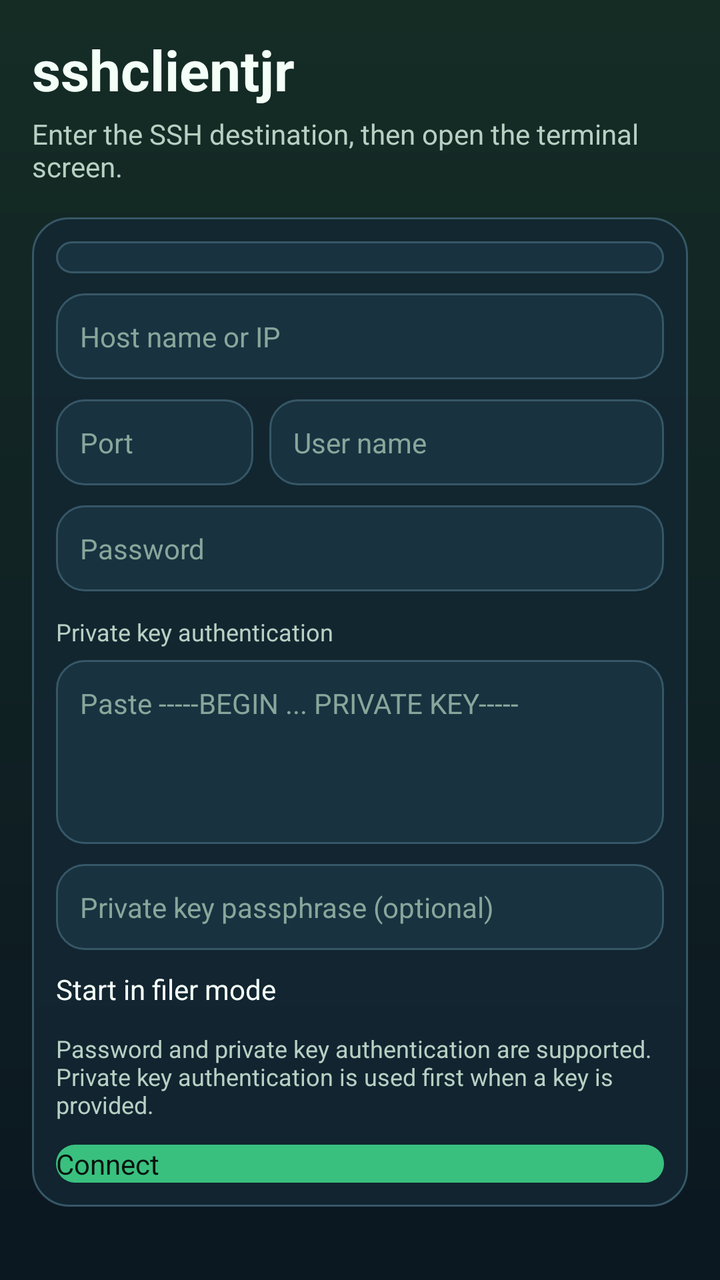
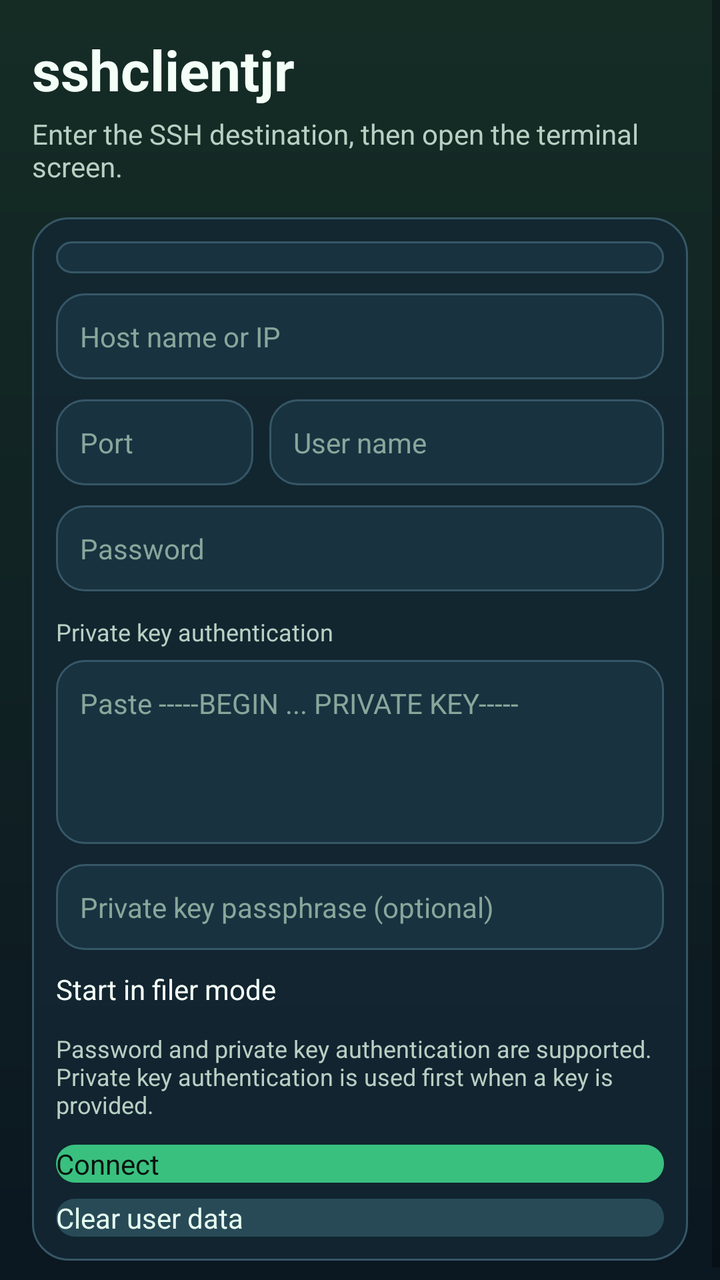

Screens rendered from an Android XML layout before and after an edit, with the pre-edit source and the edit as a unified diff.
<!-- AndroidManifest.xml: application theme Theme.SshClientJr -->
<!-- res/layout/activity_main.xml -->
<?xml version="1.0" encoding="utf-8"?>
<ScrollView xmlns:android="http://schemas.android.com/apk/res/android"
    android:id="@+id/mainRoot"
    android:layout_width="match_parent"
    android:layout_height="match_parent"
    android:background="@drawable/bg_screen"
    android:fillViewport="true"
    android:fitsSystemWindows="true">

    <LinearLayout
        android:layout_width="match_parent"
        android:layout_height="match_parent"
        android:orientation="vertical"
        android:padding="16dp">

        <TextView
            android:layout_width="match_parent"
            android:layout_height="wrap_content"
            android:text="@string/app_name"
            android:textColor="@color/text_primary"
            android:textSize="28sp"
            android:textStyle="bold" />

        <TextView
            android:layout_width="match_parent"
            android:layout_height="wrap_content"
            android:layout_marginTop="4dp"
            android:text="@string/login_subtitle"
            android:textColor="@color/text_muted"
            android:textSize="14sp" />

        <Space
            android:layout_width="match_parent"
            android:layout_height="16dp" />

        <LinearLayout
            android:layout_width="match_parent"
            android:layout_height="wrap_content"
            android:background="@drawable/panel_surface"
            android:orientation="vertical"
            android:padding="12dp">

            <Spinner
                android:id="@+id/historySpinner"
                android:layout_width="match_parent"
                android:layout_height="wrap_content"
                android:background="@drawable/field_surface"
                android:padding="8dp"
                android:spinnerMode="dropdown" />

            <EditText
                android:id="@+id/hostInput"
                android:layout_width="match_parent"
                android:layout_height="wrap_content"
                android:layout_marginTop="10dp"
                android:background="@drawable/field_surface"
                android:hint="@string/hint_host"
                android:imeOptions="flagNoExtractUi"
                android:inputType="textUri"
                android:padding="12dp"
                android:textColor="@color/text_primary"
                android:textColorHint="@color/text_hint" />

            <LinearLayout
                android:layout_width="match_parent"
                android:layout_height="wrap_content"
                android:layout_marginTop="10dp"
                android:orientation="horizontal">

                <EditText
                    android:id="@+id/portInput"
                    android:layout_width="0dp"
                    android:layout_height="wrap_content"
                    android:layout_marginEnd="8dp"
                    android:layout_weight="1"
                    android:background="@drawable/field_surface"
                    android:hint="@string/hint_port"
                    android:imeOptions="flagNoExtractUi"
                    android:inputType="number"
                    android:padding="12dp"
                    android:textColor="@color/text_primary"
                    android:textColorHint="@color/text_hint" />

                <EditText
                    android:id="@+id/usernameInput"
                    android:layout_width="0dp"
                    android:layout_height="wrap_content"
                    android:layout_weight="2"
                    android:background="@drawable/field_surface"
                    android:hint="@string/hint_username"
                    android:imeOptions="flagNoExtractUi"
                    android:inputType="textEmailAddress"
                    android:padding="12dp"
                    android:textColor="@color/text_primary"
                    android:textColorHint="@color/text_hint" />
            </LinearLayout>

            <EditText
                android:id="@+id/passwordInput"
                android:layout_width="match_parent"
                android:layout_height="wrap_content"
                android:layout_marginTop="10dp"
                android:background="@drawable/field_surface"
                android:hint="@string/hint_password"
                android:imeOptions="flagNoExtractUi"
                android:inputType="textPassword"
                android:padding="12dp"
                android:textColor="@color/text_primary"
                android:textColorHint="@color/text_hint" />

            <TextView
                android:layout_width="match_parent"
                android:layout_height="wrap_content"
                android:layout_marginTop="12dp"
                android:text="@string/private_key_label"
                android:textColor="@color/text_muted"
                android:textSize="12sp" />

            <EditText
                android:id="@+id/privateKeyInput"
                android:layout_width="match_parent"
                android:layout_height="wrap_content"
                android:layout_marginTop="6dp"
                android:background="@drawable/field_surface"
                android:gravity="top|start"
                android:hint="@string/hint_private_key"
                android:imeOptions="flagNoExtractUi"
                android:inputType="textMultiLine|textNoSuggestions"
                android:maxLines="8"
                android:minLines="4"
                android:padding="12dp"
                android:scrollHorizontally="false"
                android:textColor="@color/text_primary"
                android:textColorHint="@color/text_hint" />

            <EditText
                android:id="@+id/passphraseInput"
                android:layout_width="match_parent"
                android:layout_height="wrap_content"
                android:layout_marginTop="10dp"
                android:background="@drawable/field_surface"
                android:hint="@string/hint_passphrase"
                android:imeOptions="actionDone|flagNoExtractUi"
                android:inputType="textPassword"
                android:padding="12dp"
                android:textColor="@color/text_primary"
                android:textColorHint="@color/text_hint" />

            <CheckBox
                android:id="@+id/filerModeCheckBox"
                android:layout_width="match_parent"
                android:layout_height="wrap_content"
                android:layout_marginTop="10dp"
                android:buttonTint="@color/primary_button"
                android:text="@string/filer_mode_label"
                android:textColor="@color/text_primary" />

            <TextView
                android:layout_width="match_parent"
                android:layout_height="wrap_content"
                android:layout_marginTop="12dp"
                android:text="@string/login_help"
                android:textColor="@color/text_muted"
                android:textSize="12sp" />

            <Button
                android:id="@+id/connectButton"
                android:layout_width="match_parent"
                android:layout_height="wrap_content"
                android:layout_marginTop="12dp"
                android:background="@drawable/button_primary"
                android:text="@string/action_connect"
                android:textColor="@color/button_text" />
        </LinearLayout>
    </LinearLayout>
</ScrollView>
<!-- resources referenced by this layout -->
<resources>
  <color name="button_text">#08130E</color>
  <color name="primary_button">#39C07F</color>
  <color name="text_hint">#88A79B</color>
  <color name="text_muted">#B7D0C3</color>
  <color name="text_primary">#F4FFF8</color>
  <!-- drawable bg_screen (drawable) -->
  <?xml version="1.0" encoding="utf-8"?>
  <shape xmlns:android="http://schemas.android.com/apk/res/android">
      <gradient
          android:angle="90"
          android:endColor="@color/bg_end"
          android:startColor="@color/bg_start" />
  </shape>
  <!-- drawable button_primary (drawable) -->
  <?xml version="1.0" encoding="utf-8"?>
  <selector xmlns:android="http://schemas.android.com/apk/res/android">
      <item android:state_enabled="false">
          <shape>
              <solid android:color="#668E9F96" />
              <corners android:radius="14dp" />
          </shape>
      </item>
      <item>
          <shape>
              <solid android:color="@color/primary_button" />
              <corners android:radius="14dp" />
          </shape>
      </item>
  </selector>
  <!-- drawable field_surface (drawable) -->
  <?xml version="1.0" encoding="utf-8"?>
  <shape xmlns:android="http://schemas.android.com/apk/res/android">
      <solid android:color="@color/field_surface" />
      <corners android:radius="14dp" />
      <stroke
          android:width="1dp"
          android:color="@color/surface_stroke" />
  </shape>
  <!-- drawable panel_surface (drawable) -->
  <?xml version="1.0" encoding="utf-8"?>
  <shape xmlns:android="http://schemas.android.com/apk/res/android">
      <solid android:color="@color/surface" />
      <corners android:radius="18dp" />
      <stroke
          android:width="1dp"
          android:color="@color/surface_stroke" />
  </shape>
  <string name="action_connect">Connect</string>
  <string name="app_name">sshclientjr</string>
  <string name="filer_mode_label">Start in filer mode</string>
  <string name="hint_host">Host name or IP</string>
  <string name="hint_passphrase">Private key passphrase (optional)</string>
  <string name="hint_password">Password</string>
  <string name="hint_port">Port</string>
  <string name="hint_private_key">Paste -----BEGIN ... PRIVATE KEY-----</string>
  <string name="hint_username">User name</string>
  <string name="login_help">Password and private key authentication are supported. Private key authentication is used first when a key is provided.</string>
  <string name="login_subtitle">Enter the SSH destination, then open the terminal screen.</string>
  <string name="private_key_label">Private key authentication</string>
  <style name="Theme.SshClientJr" parent="@android:style/Theme.Material.Light.NoActionBar">
          <item name="android:statusBarColor">@color/terminal_bg</item>
          <item name="android:windowBackground">@android:color/black</item>
          <item name="android:windowContentTransitions">false</item>
      </style>
  <color name="bg_end">#152C25</color>
  <color name="bg_start">#0B1721</color>
  <color name="field_surface">#E61A3342</color>
  <color name="surface_stroke">#365767</color>
  <color name="surface">#CC132734</color>
  <color name="terminal_bg">#09110E</color>
</resources>

<!-- the commit's change to res/layout/activity_main.xml (unified diff, before → after) -->
@@ -171,6 +171,15 @@
                 android:background="@drawable/button_primary"
                 android:text="@string/action_connect"
                 android:textColor="@color/button_text" />
+
+            <Button
+                android:id="@+id/clearUserDataButton"
+                android:layout_width="match_parent"
+                android:layout_height="wrap_content"
+                android:layout_marginTop="8dp"
+                android:background="@drawable/button_secondary"
+                android:text="@string/action_clear_user_data"
+                android:textColor="@color/button_text_light" />
         </LinearLayout>
     </LinearLayout>
 </ScrollView>
<!-- resource entries referenced after the edit -->
@@ -1,6 +1,7 @@
 <!-- resources referenced by this layout -->
 <resources>
   <color name="button_text">#08130E</color>
+  <color name="button_text_light">#E7FFF2</color>
   <color name="primary_button">#39C07F</color>
   <color name="text_hint">#88A79B</color>
   <color name="text_muted">#B7D0C3</color>
@@ -29,6 +30,22 @@
           </shape>
       </item>
   </selector>
+  <!-- drawable button_secondary (drawable) -->
+  <?xml version="1.0" encoding="utf-8"?>
+  <selector xmlns:android="http://schemas.android.com/apk/res/android">
+      <item android:state_enabled="false">
+          <shape>
+              <solid android:color="#445B6670" />
+              <corners android:radius="14dp" />
+          </shape>
+      </item>
+      <item>
+          <shape>
+              <solid android:color="@color/secondary_button" />
+              <corners android:radius="14dp" />
+          </shape>
+      </item>
+  </selector>
   <!-- drawable field_surface (drawable) -->
   <?xml version="1.0" encoding="utf-8"?>
   <shape xmlns:android="http://schemas.android.com/apk/res/android">
@@ -47,6 +64,7 @@
           android:width="1dp"
           android:color="@color/surface_stroke" />
   </shape>
+  <string name="action_clear_user_data">Clear user data</string>
   <string name="action_connect">Connect</string>
   <string name="app_name">sshclientjr</string>
   <string name="filer_mode_label">Start in filer mode</string>
@@ -66,6 +84,7 @@
       </style>
   <color name="bg_end">#152C25</color>
   <color name="bg_start">#0B1721</color>
+  <color name="secondary_button">#284A57</color>
   <color name="field_surface">#E61A3342</color>
   <color name="surface_stroke">#365767</color>
   <color name="surface">#CC132734</color>
